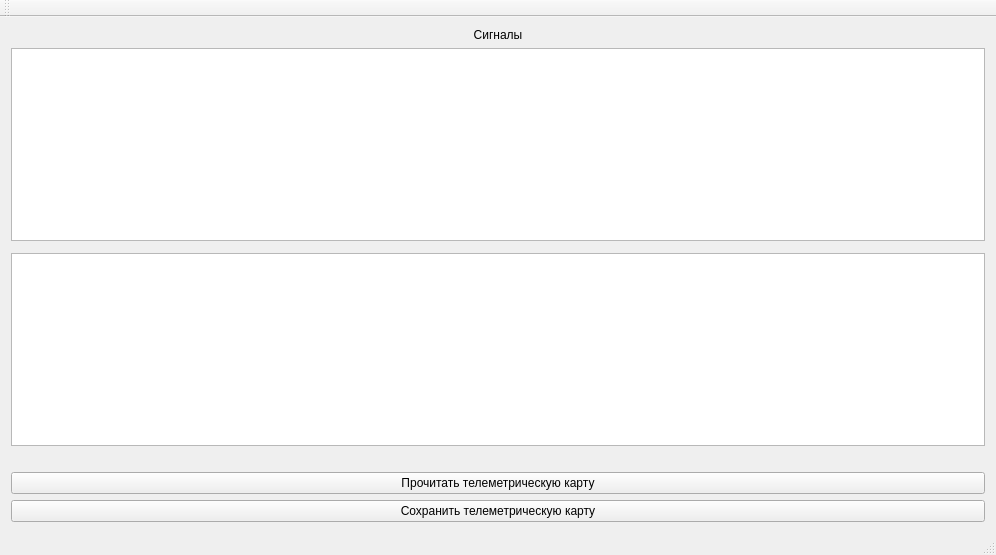
Before: the Qt Designer form mainwindow.ui in Creeprus/TelemetryCardReader_Kometa, drawn with Qt 5.
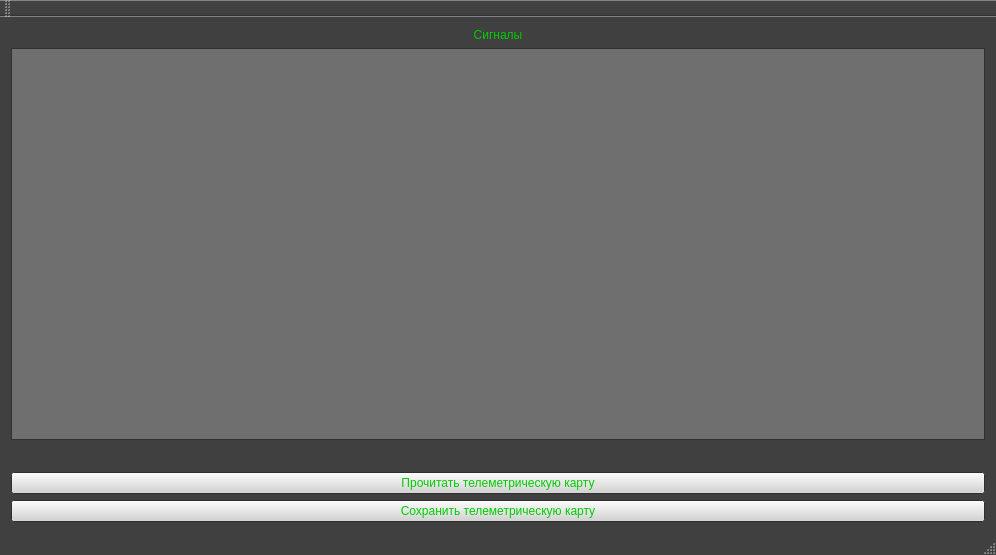
After: the same form once the commit is applied.

Patch:
```diff
--- a/mainwindow.ui
+++ b/mainwindow.ui
@@ -13,6 +13,402 @@
     <height>555</height>
    </rect>
   </property>
+  <property name="palette">
+   <palette>
+    <active>
+     <colorrole role="WindowText">
+      <brush brushstyle="SolidPattern">
+       <color alpha="255">
+        <red>0</red>
+        <green>204</green>
+        <blue>0</blue>
+       </color>
+      </brush>
+     </colorrole>
+     <colorrole role="Button">
+      <brush brushstyle="SolidPattern">
+       <color alpha="255">
+        <red>212</red>
+        <green>212</green>
+        <blue>212</blue>
+       </color>
+      </brush>
+     </colorrole>
+     <colorrole role="Light">
+      <brush brushstyle="SolidPattern">
+       <color alpha="255">
+        <red>0</red>
+        <green>204</green>
+        <blue>0</blue>
+       </color>
+      </brush>
+     </colorrole>
+     <colorrole role="Midlight">
+      <brush brushstyle="SolidPattern">
+       <color alpha="255">
+        <red>0</red>
+        <green>0</green>
+        <blue>0</blue>
+       </color>
+      </brush>
+     </colorrole>
+     <colorrole role="Text">
+      <brush brushstyle="SolidPattern">
+       <color alpha="255">
+        <red>0</red>
+        <green>204</green>
+        <blue>0</blue>
+       </color>
+      </brush>
+     </colorrole>
+     <colorrole role="BrightText">
+      <brush brushstyle="SolidPattern">
+       <color alpha="255">
+        <red>0</red>
+        <green>204</green>
+        <blue>0</blue>
+       </color>
+      </brush>
+     </colorrole>
+     <colorrole role="ButtonText">
+      <brush brushstyle="SolidPattern">
+       <color alpha="255">
+        <red>0</red>
+        <green>204</green>
+        <blue>0</blue>
+       </color>
+      </brush>
+     </colorrole>
+     <colorrole role="Base">
+      <brush brushstyle="SolidPattern">
+       <color alpha="255">
+        <red>111</red>
+        <green>111</green>
+        <blue>111</blue>
+       </color>
+      </brush>
+     </colorrole>
+     <colorrole role="Window">
+      <brush brushstyle="SolidPattern">
+       <color alpha="255">
+        <red>77</red>
+        <green>77</green>
+        <blue>77</blue>
+       </color>
+      </brush>
+     </colorrole>
+     <colorrole role="Shadow">
+      <brush brushstyle="SolidPattern">
+       <color alpha="255">
+        <red>105</red>
+        <green>105</green>
+        <blue>105</blue>
+       </color>
+      </brush>
+     </colorrole>
+     <colorrole role="HighlightedText">
+      <brush brushstyle="SolidPattern">
+       <color alpha="255">
+        <red>0</red>
+        <green>0</green>
+        <blue>0</blue>
+       </color>
+      </brush>
+     </colorrole>
+     <colorrole role="LinkVisited">
+      <brush brushstyle="SolidPattern">
+       <color alpha="255">
+        <red>255</red>
+        <green>255</green>
+        <blue>255</blue>
+       </color>
+      </brush>
+     </colorrole>
+     <colorrole role="AlternateBase">
+      <brush brushstyle="SolidPattern">
+       <color alpha="255">
+        <red>64</red>
+        <green>64</green>
+        <blue>64</blue>
+       </color>
+      </brush>
+     </colorrole>
+     <colorrole role="ToolTipText">
+      <brush brushstyle="SolidPattern">
+       <color alpha="255">
+        <red>0</red>
+        <green>204</green>
+        <blue>0</blue>
+       </color>
+      </brush>
+     </colorrole>
+    </active>
+    <inactive>
+     <colorrole role="WindowText">
+      <brush brushstyle="SolidPattern">
+       <color alpha="255">
+        <red>0</red>
+        <green>204</green>
+        <blue>0</blue>
+       </color>
+      </brush>
+     </colorrole>
+     <colorrole role="Button">
+      <brush brushstyle="SolidPattern">
+       <color alpha="255">
+        <red>212</red>
+        <green>212</green>
+        <blue>212</blue>
+       </color>
+      </brush>
+     </colorrole>
+     <colorrole role="Light">
+      <brush brushstyle="SolidPattern">
+       <color alpha="255">
+        <red>0</red>
+        <green>204</green>
+        <blue>0</blue>
+       </color>
+      </brush>
+     </colorrole>
+     <colorrole role="Midlight">
+      <brush brushstyle="SolidPattern">
+       <color alpha="255">
+        <red>0</red>
+        <green>0</green>
+        <blue>0</blue>
+       </color>
+      </brush>
+     </colorrole>
+     <colorrole role="Text">
+      <brush brushstyle="SolidPattern">
+       <color alpha="255">
+        <red>0</red>
+        <green>204</green>
+        <blue>0</blue>
+       </color>
+      </brush>
+     </colorrole>
+     <colorrole role="BrightText">
+      <brush brushstyle="SolidPattern">
+       <color alpha="255">
+        <red>0</red>
+        <green>204</green>
+        <blue>0</blue>
+       </color>
+      </brush>
+     </colorrole>
+     <colorrole role="ButtonText">
+      <brush brushstyle="SolidPattern">
+       <color alpha="255">
+        <red>0</red>
+        <green>204</green>
+        <blue>0</blue>
+       </color>
+      </brush>
+     </colorrole>
+     <colorrole role="Base">
+      <brush brushstyle="SolidPattern">
+       <color alpha="255">
+        <red>111</red>
+        <green>111</green>
+        <blue>111</blue>
+       </color>
+      </brush>
+     </colorrole>
+     <colorrole role="Window">
+      <brush brushstyle="SolidPattern">
+       <color alpha="255">
+        <red>64</red>
+        <green>64</green>
+        <blue>64</blue>
+       </color>
+      </brush>
+     </colorrole>
+     <colorrole role="Shadow">
+      <brush brushstyle="SolidPattern">
+       <color alpha="255">
+        <red>105</red>
+        <green>105</green>
+        <blue>105</blue>
+       </color>
+      </brush>
+     </colorrole>
+     <colorrole role="HighlightedText">
+      <brush brushstyle="SolidPattern">
+       <color alpha="255">
+        <red>0</red>
+        <green>0</green>
+        <blue>0</blue>
+       </color>
+      </brush>
+     </colorrole>
+     <colorrole role="LinkVisited">
+      <brush brushstyle="SolidPattern">
+       <color alpha="255">
+        <red>255</red>
+        <green>255</green>
+        <blue>255</blue>
+       </color>
+      </brush>
+     </colorrole>
+     <colorrole role="AlternateBase">
+      <brush brushstyle="SolidPattern">
+       <color alpha="255">
+        <red>64</red>
+        <green>64</green>
+        <blue>64</blue>
+       </color>
+      </brush>
+     </colorrole>
+     <colorrole role="ToolTipText">
+      <brush brushstyle="SolidPattern">
+       <color alpha="255">
+        <red>0</red>
+        <green>204</green>
+        <blue>0</blue>
+       </color>
+      </brush>
+     </colorrole>
+    </inactive>
+    <disabled>
+     <colorrole role="WindowText">
+      <brush brushstyle="SolidPattern">
+       <color alpha="255">
+        <red>120</red>
+        <green>120</green>
+        <blue>120</blue>
+       </color>
+      </brush>
+     </colorrole>
+     <colorrole role="Button">
+      <brush brushstyle="SolidPattern">
+       <color alpha="255">
+        <red>212</red>
+        <green>212</green>
+        <blue>212</blue>
+       </color>
+      </brush>
+     </colorrole>
+     <colorrole role="Light">
+      <brush brushstyle="SolidPattern">
+       <color alpha="255">
+        <red>0</red>
+        <green>204</green>
+        <blue>0</blue>
+       </color>
+      </brush>
+     </colorrole>
+     <colorrole role="Midlight">
+      <brush brushstyle="SolidPattern">
+       <color alpha="255">
+        <red>0</red>
+        <green>0</green>
+        <blue>0</blue>
+       </color>
+      </brush>
+     </colorrole>
+     <colorrole role="Text">
+      <brush brushstyle="SolidPattern">
+       <color alpha="255">
+        <red>120</red>
+        <green>120</green>
+        <blue>120</blue>
+       </color>
+      </brush>
+     </colorrole>
+     <colorrole role="BrightText">
+      <brush brushstyle="SolidPattern">
+       <color alpha="255">
+        <red>0</red>
+        <green>204</green>
+        <blue>0</blue>
+       </color>
+      </brush>
+     </colorrole>
+     <colorrole role="ButtonText">
+      <brush brushstyle="SolidPattern">
+       <color alpha="255">
+        <red>120</red>
+        <green>120</green>
+        <blue>120</blue>
+       </color>
+      </brush>
+     </colorrole>
+     <colorrole role="Base">
+      <brush brushstyle="SolidPattern">
+       <color alpha="255">
+        <red>77</red>
+        <green>77</green>
+        <blue>77</blue>
+       </color>
+      </brush>
+     </colorrole>
+     <colorrole role="Window">
+      <brush brushstyle="SolidPattern">
+       <color alpha="255">
+        <red>53</red>
+        <green>53</green>
+        <blue>53</blue>
+       </color>
+      </brush>
+     </colorrole>
+     <colorrole role="Shadow">
+      <brush brushstyle="SolidPattern">
+       <color alpha="255">
+        <red>170</red>
+        <green>170</green>
+        <blue>127</blue>
+       </color>
+      </brush>
+     </colorrole>
+     <colorrole role="HighlightedText">
+      <brush brushstyle="SolidPattern">
+       <color alpha="255">
+        <red>0</red>
+        <green>0</green>
+        <blue>0</blue>
+       </color>
+      </brush>
+     </colorrole>
+     <colorrole role="LinkVisited">
+      <brush brushstyle="SolidPattern">
+       <color alpha="255">
+        <red>255</red>
+        <green>255</green>
+        <blue>255</blue>
+       </color>
+      </brush>
+     </colorrole>
+     <colorrole role="AlternateBase">
+      <brush brushstyle="SolidPattern">
+       <color alpha="255">
+        <red>64</red>
+        <green>64</green>
+        <blue>64</blue>
+       </color>
+      </brush>
+     </colorrole>
+     <colorrole role="ToolTipText">
+      <brush brushstyle="SolidPattern">
+       <color alpha="255">
+        <red>0</red>
+        <green>204</green>
+        <blue>0</blue>
+       </color>
+      </brush>
+     </colorrole>
+    </disabled>
+   </palette>
+  </property>
+  <property name="font">
+   <font>
+    <weight>50</weight>
+    <italic>false</italic>
+    <bold>false</bold>
+    <underline>false</underline>
+   </font>
+  </property>
   <property name="focusPolicy">
    <enum>Qt::TabFocus</enum>
   </property>
@@ -47,9 +443,6 @@
     <item>
      <widget class="QWidget" name="widget" native="true"/>
     </item>
-    <item>
-     <widget class="QTextBrowser" name="textBrowser"/>
-    </item>
     <item>
      <spacer name="horizontalSpacer">
       <property name="orientation">
```
Left out of the diff: 2 changed lines with no effect on the pictures.
